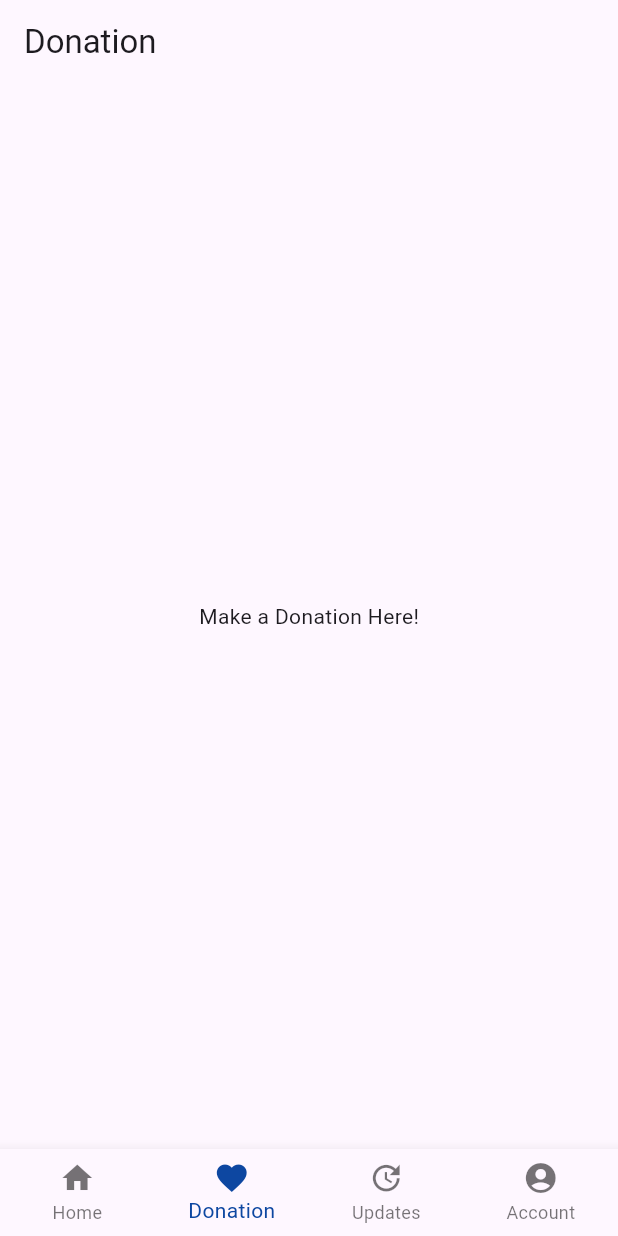
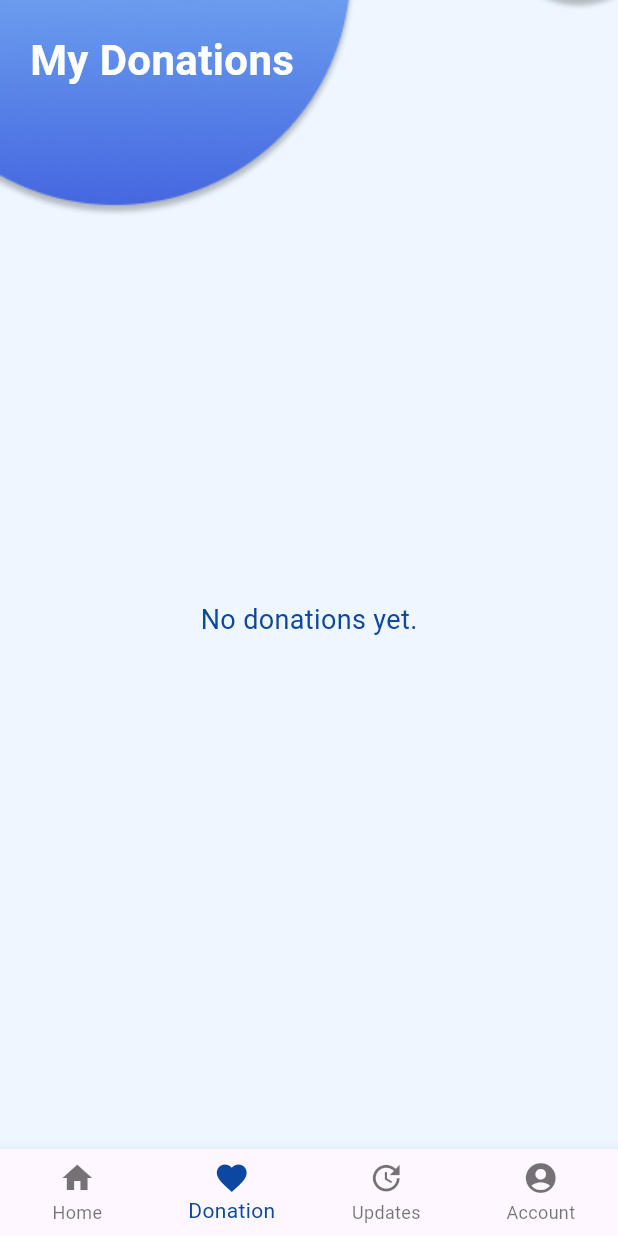
Before and after one commit to sandeepaMallawarachchi/school-boost, a Flutter app: the HomePage screen opened directly, item 2 of the bottom bar chosen, on a phone screen of 412 x 824 dp. Run offline on Flutter 3.47's test engine with Material 3 defaults, Android fonts, the phone set to English and light mode, and no system bars; our stand-ins replace cloud_firestore, firebase_core, firebase_storage, image_picker, shared_preferences; accounts and stored records are empty.

Commit message:
donation page

```diff
--- a/lib/main.dart
+++ b/lib/main.dart
@@ -4,9 +4,9 @@ import 'package:school_boost/screens/auth/register.dart';
 import 'package:school_boost/screens/auth/registration_form.dart';
 import 'package:school_boost/screens/auth/user_acc.dart';
 import 'screens/home.dart';
-
 import 'screens/auth/login.dart';
 import 'package:firebase_core/firebase_core.dart';
+import 'screens/donations.dart';
 
 void main() async {
   WidgetsFlutterBinding.ensureInitialized();
@@ -42,7 +42,7 @@ class _HomePageState extends State<HomePage> {
 
   final List<Widget> _screens = [
     HomeScreen(),
-    DonationScreen(),
+    Donations(),
     UpdatesScreen(),
     ProfileScreen(),
   ];
@@ -80,23 +80,6 @@ class _HomePageState extends State<HomePage> {
         currentIndex: _selectedIndex,
         selectedItemColor: Colors.blue[900],
         onTap: _onItemTapped,
-      ),
-    );
-  }
-}
-
-// Donation Screen
-class DonationScreen extends StatelessWidget {
-  const DonationScreen({super.key});
-
-  @override
-  Widget build(BuildContext context) {
-    return Scaffold(
-      appBar: AppBar(
-        title: Text('Donation'),
-      ),
-      body: Center(
-        child: Text('Make a Donation Here!'),
       ),
     );
   }
--- a/lib/screens/categories/equipment_donation.dart
+++ b/lib/screens/categories/equipment_donation.dart
@@ -2,6 +2,8 @@ import 'package:flutter/material.dart';
 import '../../widgets/equipment_donation_form.dart'; // Import your form
 
 class EquipmentDonationPage extends StatefulWidget {
+  const EquipmentDonationPage({super.key});
+
   @override
   _EquipmentDonationPageState createState() => _EquipmentDonationPageState();
 }
@@ -75,6 +77,8 @@ class _EquipmentDonationPageState extends State<EquipmentDonationPage> {
 
 // Donation Guidelines
 class DonationGuidelines extends StatelessWidget {
+  const DonationGuidelines({super.key});
+
   @override
   Widget build(BuildContext context) {
     return Container(
--- /dev/null
+++ b/lib/screens/donations.dart
@@ -0,0 +1,124 @@
+import 'package:flutter/material.dart';
+import 'package:intl/intl.dart';
+import '../services/database.dart';
+import 'package:cloud_firestore/cloud_firestore.dart';
+
+class Donations extends StatefulWidget {
+  @override
+  _DonationsState createState() => _DonationsState();
+}
+
+class _DonationsState extends State<Donations> {
+  late Future<List<Map<String, dynamic>>> _donationsFuture;
+
+  @override
+  void initState() {
+    super.initState();
+    _donationsFuture = DatabaseService().getUserDonations(); // Fetch donations
+  }
+
+  @override
+  Widget build(BuildContext context) {
+    return Scaffold(
+      body: Container(
+        decoration: BoxDecoration(
+          image: DecorationImage(
+            image: AssetImage('assets/images/backg.jpg'),
+            fit: BoxFit.cover,
+          ),
+        ),
+        child: SafeArea(
+          child: Column(
+            children: [
+              SizedBox(height: 20),
+              Align(
+                alignment: Alignment.centerLeft,
+                child: Padding(
+                  padding: const EdgeInsets.symmetric(horizontal: 20.0),
+                  child: Text(
+                    'My Donations',
+                    style: TextStyle(
+                      fontSize: 28,
+                      fontWeight: FontWeight.bold,
+                      color: Colors.white,
+                    ),
+                  ),
+                ),
+              ),
+              Expanded(
+                child: FutureBuilder<List<Map<String, dynamic>>>(
+                  future: _donationsFuture,
+                  builder: (context, snapshot) {
+                    if (snapshot.connectionState == ConnectionState.waiting) {
+                      return Center(child: CircularProgressIndicator());
+                    }
+
+                    if (snapshot.hasError) {
+                      return Center(
+                        child: Text(
+                          'An error occurred. Please try again later.',
+                          style:
+                              TextStyle(color: Colors.blue[900], fontSize: 18),
+                        ),
+                      );
+                    }
+
+                    if (!snapshot.hasData || snapshot.data!.isEmpty) {
+                      return Center(
+                        child: Text(
+                          'No donations yet.',
+                          style:
+                              TextStyle(color: Colors.blue[900], fontSize: 18),
+                        ),
+                      );
+                    }
+
+                    final donations = snapshot.data!;
+
+                    return ListView.builder(
+                      padding: EdgeInsets.all(20),
+                      itemCount: donations.length,
+                      itemBuilder: (context, index) {
+                        var donation = donations[index];
+                        var timestamp = donation['timestamp'] as Timestamp;
+                        var formattedDate = DateFormat('dd/MM/yyyy hh:mm a')
+                            .format(timestamp.toDate());
+
+                        return Card(
+                          color: Colors.white.withOpacity(0.85),
+                          shape: RoundedRectangleBorder(
+                            borderRadius: BorderRadius.circular(20),
+                          ),
+                          margin: EdgeInsets.symmetric(vertical: 10),
+                          child: ListTile(
+                            contentPadding: EdgeInsets.all(15),
+                            title: Text(
+                              'Donation: ${donation['typeOfEquipment']}',
+                              style: TextStyle(
+                                fontWeight: FontWeight.bold,
+                                fontSize: 18,
+                              ),
+                            ),
+                            subtitle: Column(
+                              crossAxisAlignment: CrossAxisAlignment.start,
+                              children: [
+                                Text(
+                                    'Condition: ${donation['conditionOfEquipment']}'),
+                                Text('Address: ${donation['address']}'),
+                                Text('Date: $formattedDate'),
+                              ],
+                            ),
+                          ),
+                        );
+                      },
+                    );
+                  },
+                ),
+              ),
+            ],
+          ),
+        ),
+      ),
+    );
+  }
+}
--- a/pubspec.yaml
+++ b/pubspec.yaml
@@ -20,6 +20,7 @@ dependencies:
   encrypt: ^5.0.0
   crypto: ^3.0.0
   shared_preferences: ^2.0.10
+  intl: ^0.18.0
 
 dev_dependencies:
   flutter_test:
```
Also changed, not shown: lib/screens/auth/login.dart (+5 -5 lines), lib/services/database.dart (+47 -10 lines), lib/widgets/equipment_donation_form.dart (+28 -39 lines), pubspec.lock.
